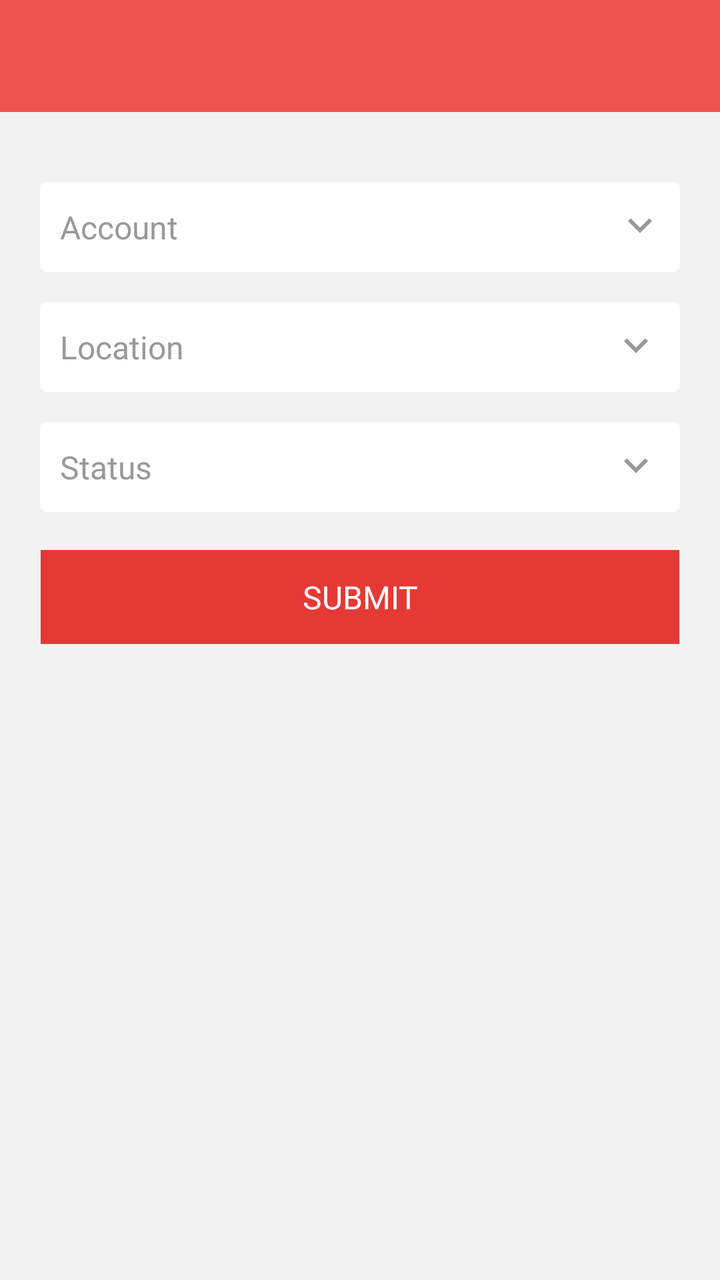
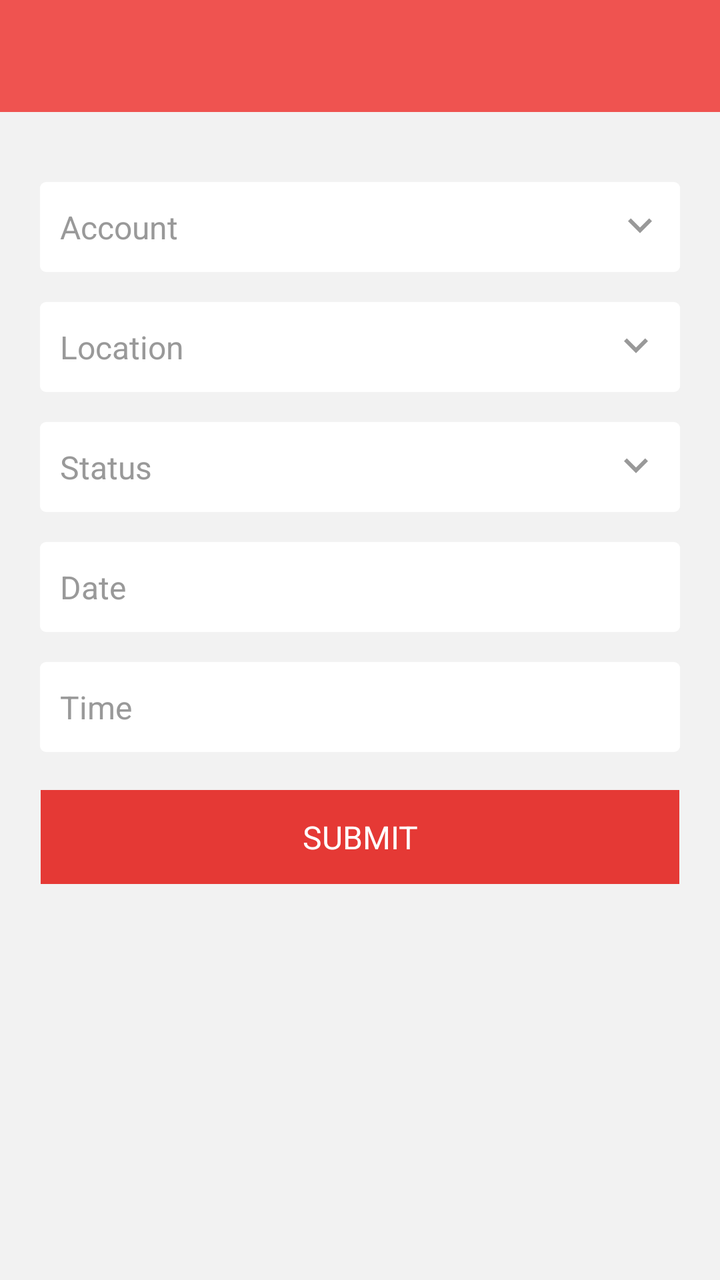

An Android layout rendered at two revisions. The XML below is the earlier revision; the diff shows what the commit changed to produce the second picture.
<!-- AndroidManifest.xml: application theme AppTheme -->
<!-- res/layout/activity_add_visit.xml -->
<?xml version="1.0" encoding="utf-8"?>
<LinearLayout xmlns:android="http://schemas.android.com/apk/res/android"
    xmlns:app="http://schemas.android.com/apk/res-auto"
    android:layout_width="match_parent"
    android:layout_height="match_parent"
    android:orientation="vertical">

    <com.google.android.material.appbar.AppBarLayout
        android:layout_width="match_parent"
        android:layout_height="wrap_content">

        <include layout="@layout/toolbar" />

    </com.google.android.material.appbar.AppBarLayout>



    <androidx.core.widget.NestedScrollView
        android:layout_width="match_parent"
        android:layout_height="match_parent"
        android:background="@color/grey_5"
        android:clipToPadding="false"
        android:padding="@dimen/spacing_mlarge"
        android:scrollbars="none"
        android:scrollingCache="true"
        app:layout_behavior="@string/appbar_scrolling_view_behavior">

        <LinearLayout
            android:layout_width="match_parent"
            android:layout_height="wrap_content"
            android:orientation="vertical">




            <EditText
                android:id="@+id/accountEditText"
                style="@style/EditText.Flat.Grey"
                android:layout_width="match_parent"
                android:layout_height="45dp"
                android:layout_marginTop="@dimen/spacing_large"
                android:background="@drawable/edit_text_round_bg_white"
                android:drawableEnd="@drawable/ic_expand_arrow"
                android:drawableRight="@drawable/ic_expand_arrow"
                android:editable="false"
                android:focusable="false"
                android:hint="Account"
                android:paddingLeft="@dimen/spacing_middle" />




            <EditText
                style="@style/EditText.Flat.Grey"
                android:layout_width="match_parent"
                android:layout_height="45dp"
                android:background="@drawable/edit_text_round_bg_white"
                android:drawableEnd="@drawable/ic_expand_arrow"
                android:drawableRight="@drawable/ic_expand_arrow"
                android:hint="Location"
                android:layout_marginTop="15dp"
                android:id="@+id/locationEditText"
                android:minHeight="45dp"
                android:editable="false"
                android:focusable="false"
                android:paddingLeft="@dimen/spacing_middle"
                android:paddingRight="@dimen/spacing_middle" />

            <EditText
                style="@style/EditText.Flat.Grey"
                android:layout_width="match_parent"
                android:layout_height="45dp"
                android:layout_marginTop="@dimen/spacing_large"
                android:background="@drawable/edit_text_round_bg_white"
                android:hint="Status"
                android:editable="false"
                android:focusable="false"
                android:drawableEnd="@drawable/ic_expand_arrow"
                android:drawableRight="@drawable/ic_expand_arrow"
                android:id="@+id/statusEditText"
                android:paddingLeft="@dimen/spacing_middle"
                android:paddingRight="@dimen/spacing_middle" />











            <Button
                android:id="@+id/submitButton"
                style="@style/Widget.AppCompat.Button.Borderless"
                android:layout_width="match_parent"
                android:layout_height="55dp"
                android:layout_marginLeft="-4dp"
                android:layout_marginRight="-4dp"
                android:layout_marginTop="@dimen/spacing_large"
                android:background="@drawable/btn_rect_red"
                android:text="SUBMIT"
                android:textAllCaps="false"
                android:textAppearance="@style/TextAppearance.AppCompat.Subhead"
                android:textColor="@android:color/white" />

        </LinearLayout>

    </androidx.core.widget.NestedScrollView>

</LinearLayout>
<!-- res/layout/toolbar.xml (included above) -->
<?xml version="1.0" encoding="utf-8"?>
<androidx.appcompat.widget.Toolbar
    xmlns:android="http://schemas.android.com/apk/res/android"
    xmlns:app="http://schemas.android.com/apk/res-auto"
    android:id="@+id/toolbar"
    android:layout_width="match_parent"
    android:layout_height="?android:attr/actionBarSize"
    android:background="@color/colorPrimary"
    app:contentInsetStartWithNavigation="0dp"
    android:theme="@style/ThemeOverlay.AppCompat.Dark.ActionBar"
    app:popupTheme="@style/ThemeOverlay.AppCompat.Light"/>
<!-- resources referenced by this layout -->
<resources>
  <color name="colorPrimary">#ef5350</color>
  <color name="grey_5">#f2f2f2</color>
  <dimen name="spacing_large">15dp</dimen>
  <dimen name="spacing_middle">10dp</dimen>
  <dimen name="spacing_mlarge">20dp</dimen>
  <!-- drawable edit_text_round_bg_white (drawable) -->
  <?xml version="1.0" encoding="utf-8"?>
  <selector xmlns:android="http://schemas.android.com/apk/res/android">
      <item android:state_focused="true">
          <layer-list>
              <item>
                  <shape android:shape="rectangle">
                      <corners android:radius="@dimen/spacing_small" />
                      <stroke android:width="1dp" android:color="@color/grey_10" />
                      <solid android:color="@android:color/white" />
                      <padding android:bottom="5dp" android:left="8dp" android:right="8dp" android:top="5dp" />
                  </shape>
              </item>
          </layer-list>
      </item>
  
      <item android:state_enabled="false">
          <layer-list>
              <item>
                  <shape android:shape="rectangle">
                      <solid android:color="@android:color/white" />
                      <stroke android:width="1dp" android:color="@color/grey_10" />
                      <corners android:radius="@dimen/spacing_small" />
                      <padding android:bottom="5dp" android:left="8dp" android:right="8dp" android:top="5dp" />
                  </shape>
              </item>
          </layer-list>
      </item>
  
      <item>
          <layer-list>
              <item>
                  <shape android:shape="rectangle">
                      <solid android:color="@android:color/white" />
                      <corners android:radius="@dimen/spacing_small" />
                      <padding android:bottom="5dp" android:left="8dp" android:right="8dp" android:top="5dp" />
                  </shape>
              </item>
          </layer-list>
      </item>
  </selector>
  <!-- drawable ic_expand_arrow (drawable) -->
  <vector xmlns:android="http://schemas.android.com/apk/res/android"
          android:width="24dp"
          android:height="24dp"
          android:viewportWidth="24.0"
          android:viewportHeight="24.0">
      <path
          android:fillColor="#999999"
          android:pathData="M7.41,7.84L12,12.42l4.59,-4.58L18,9.25l-6,6 -6,-6z"/>
  </vector>
  <style name="EditText.Flat.Grey" parent="@style/AppTheme">
          <item name="android:textColorHint">@color/grey_40</item>
          <item name="android:textAppearance">@style/Base.TextAppearance.AppCompat.Subhead</item>
          <item name="android:textColor">@color/grey_90</item>
      </style>
  <style name="AppTheme" parent="BaseTheme">
          <item name="android:windowContentTransitions">true</item>
  
  
          
      </style>
  <color name="red_500">#F44336</color>
  <color name="red_600">#E53935</color>
  <dimen name="spacing_small">3dp</dimen>
  <color name="grey_10">#e6e6e6</color>
  <color name="grey_40">#999999</color>
  <color name="grey_90">#263238</color>
  <style name="BaseTheme" parent="Theme.AppCompat.Light.NoActionBar">
          
          <item name="colorPrimary">@color/colorPrimary</item>
          <item name="colorPrimaryDark">@color/colorPrimaryDark</item>
          <item name="colorAccent">@color/colorAccent</item>
          <item name="windowActionModeOverlay">true</item>
          <item name="android:actionModeBackground">@color/blue_grey_600</item>
          <item name="android:dialogTheme">@style/Dialog.Theme</item>
          
          <item name="android:windowDisablePreview">true</item>
      </style>
  <color name="colorPrimaryDark">#dc1814</color>
  <color name="colorAccent">#FF4081</color>
  <color name="blue_grey_600">#546E7A</color>
  <style name="Dialog.Theme" parent="Theme.AppCompat.Light.Dialog">
          <item name="colorPrimary">@color/colorPrimary</item>
          <item name="colorPrimaryDark">@color/colorPrimaryDark</item>
          <item name="colorAccent">@color/colorAccent</item>
      </style>
  <!-- unchanged entries left out for length: 1 -->
</resources>

<!-- the commit's change to res/layout/activity_add_visit.xml (unified diff, before → after) -->
@@ -81,6 +81,34 @@
                 android:paddingLeft="@dimen/spacing_middle"
                 android:paddingRight="@dimen/spacing_middle" />
 
+            <EditText
+                android:id="@+id/dateInput"
+                style="@style/EditText.Flat.Grey"
+                android:layout_width="match_parent"
+                android:layout_height="45dp"
+                android:layout_marginTop="@dimen/spacing_large"
+                android:background="@drawable/edit_text_round_bg_white"
+                android:editable="false"
+                android:focusable="false"
+                android:hint="Date"
+                android:paddingLeft="@dimen/spacing_middle" />
+
+            <EditText
+                style="@style/EditText.Flat.Grey"
+                android:id="@+id/timeInput"
+                android:layout_marginTop="@dimen/spacing_large"
+                android:background="@drawable/edit_text_round_bg_white"
+                android:layout_width="match_parent"
+                android:layout_height="45dp"
+                android:hint="Time"
+                android:inputType="time"
+                android:focusable="false"
+                android:clickable="true"
+                android:paddingLeft="@dimen/spacing_middle"
+                android:paddingRight="@dimen/spacing_middle"
+                />
+
+
 
 
 
